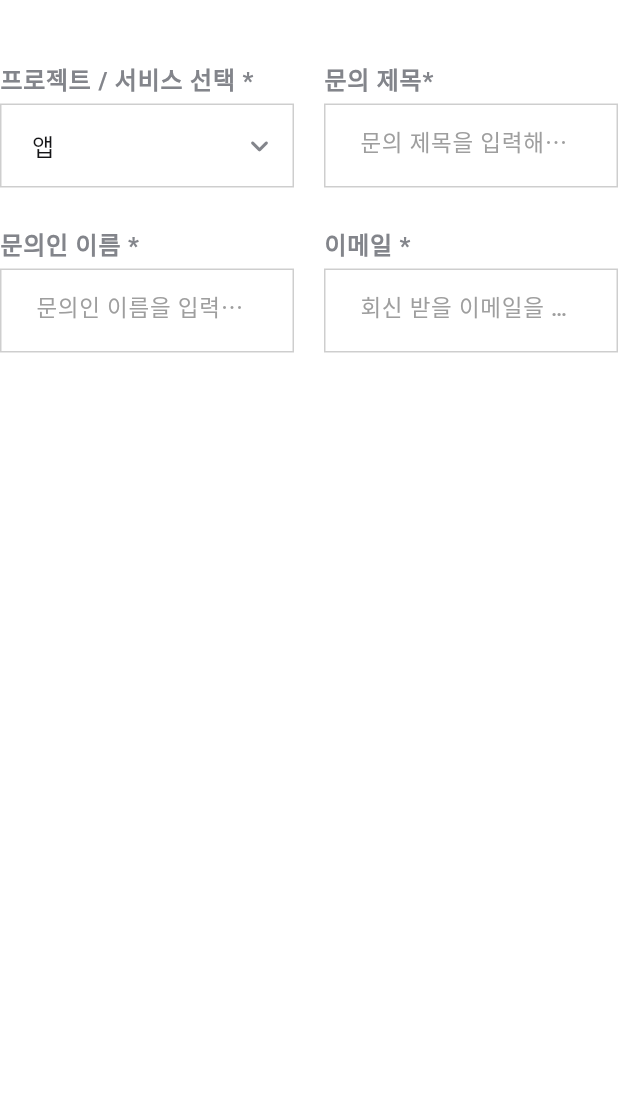
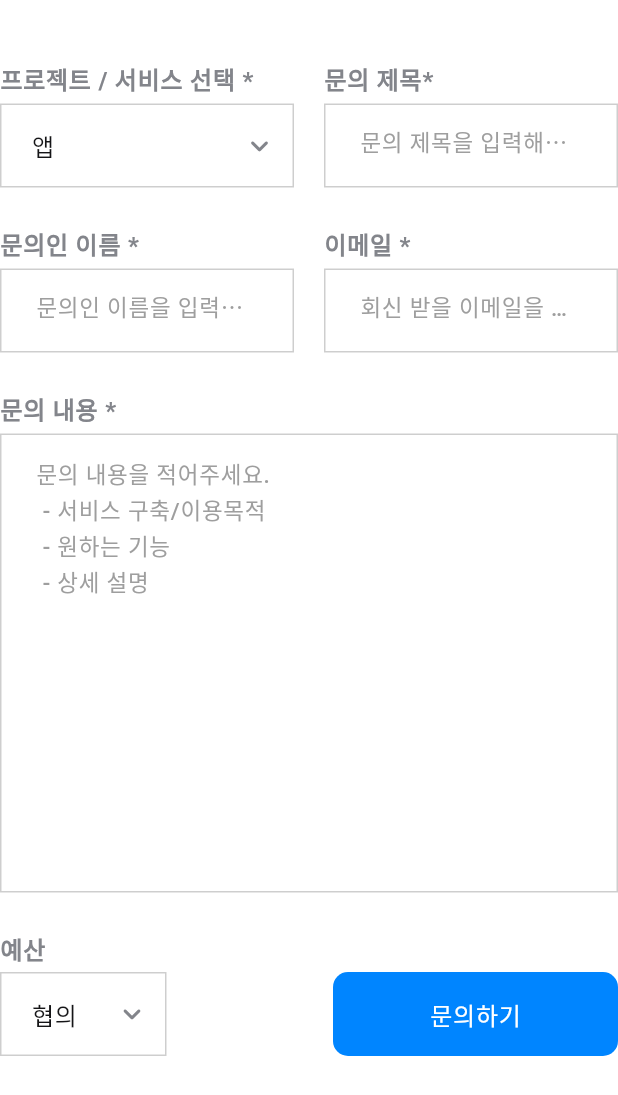
Before and after one commit to dch9610/flutter_responsive_web, a Flutter app: the QuestionWeb widget shown alone on an empty page, opened directly, on a phone screen of 412 x 824 dp. Shown: the top 1095 px of the screen. Run offline on Flutter 3.47's test engine with Material 3 defaults, Android fonts, the light colour scheme and no system bars; our stand-ins replace beamer; Roboto replaces fonts that are missing (pretendard).

Commit message:
문의하기 layout (context 박스, 버튼 생성)

```diff
--- a/lib/screen/question/widgets/question_web.dart
+++ b/lib/screen/question/widgets/question_web.dart
@@ -1,6 +1,10 @@
 import 'package:flutter/material.dart';
 import 'package:flutter_responsive_web/screen/question/widgets/question_widgets.dart';
+import 'package:flutter_responsive_web/util/my_color.dart';
 import 'package:flutter_responsive_web/util/question_util.dart';
+import 'package:flutter_responsive_web/util/text_util.dart';
+import 'package:flutter_responsive_web/widgets/costom_text_button.dart';
+import 'package:flutter_responsive_web/widgets/custom_text_form_field.dart';
 
 class QuestionWeb extends StatelessWidget {
   const QuestionWeb({super.key});
@@ -64,15 +68,43 @@ class QuestionWeb extends StatelessWidget {
                 hintText: '회신 받을 이메일을 남겨주세요.',
               ),
             ),
-            SizedBox(height: 25),
-            // QuestionWidgets.formFieldBox(
-            //   context: context,
-            //   web: true,
-            //   label: label,
-            //   controller: controller,
-            //   textInputType: textInputType,
-            //   hintText: hintText,
-            // ),
+          ],
+        ),
+        SizedBox(height: 25),
+        QuestionWidgets.contentBox(context, true, qUtil.contentController),
+        SizedBox(height: 25),
+        Row(
+          crossAxisAlignment: CrossAxisAlignment.end,
+          children: [
+            Expanded(
+              child: QuestionWidgets.dropdownBox(
+                context: context,
+                web: true,
+                label: '예산',
+                labelList: [
+                  '협의',
+                  '1000만원',
+                  '2000만원',
+                  '3000만원',
+                  '4000만원',
+                  '5000만원',
+                ],
+                selectedIndex: qUtil.questionPriceIndex,
+                onChanged: (index) {
+                  qUtil.changeQuestionPrice(index);
+                },
+              ),
+            ),
+            Spacer(),
+            CustomTextButton(
+              label: '문의하기',
+              textStyle: TextUtil.get16(context, Colors.white),
+              size: Size(190,56),
+              backgroundColor: MyColor.blue50,
+              onPressed: (){
+
+              },
+            ),
           ],
         ),
       ],
--- a/lib/screen/question/widgets/question_widgets.dart
+++ b/lib/screen/question/widgets/question_widgets.dart
@@ -68,4 +68,24 @@ class QuestionWidgets {
       ],
     );
   }
+
+  static Widget contentBox(BuildContext context, bool web, TextEditingController controller){
+    return Column(
+      crossAxisAlignment: CrossAxisAlignment.start,
+      children: [
+        QuestionWidgets.contentTitle(context, web, '문의 내용 *'),
+        SizedBox(height: 4),
+        CustomTextFormField(
+          controller: controller,
+          textInputType: TextInputType.multiline,
+          hintText: "문의 내용을 적어주세요."
+                    "\n - 서비스 구축/이용목적"
+                    "\n - 원하는 기능"
+                    "\n - 상세 설명",
+          maxLines: 12,
+          textHeight: 1.5,
+        ),
+      ],
+    );
+  }
 }
--- a/lib/util/question_util.dart
+++ b/lib/util/question_util.dart
@@ -13,8 +13,10 @@ class QuestionUtil {
   var contentController = TextEditingController();
 
   int questionTypeIndex = 0;
+  int questionPriceIndex = 0;
 
   void changeQuestionType(int index) => questionTypeIndex = index;
+  void changeQuestionPrice(int index) => questionPriceIndex = index;
 
   void initData() {
     titleController = TextEditingController();
--- a/lib/widgets/costom_text_button.dart
+++ b/lib/widgets/costom_text_button.dart
@@ -9,6 +9,7 @@ class CustomTextButton extends StatelessWidget {
     required this.onPressed,
     this.padding = EdgeInsets.zero,
     this.radius = 10,
+    this.backgroundColor = Colors.white,
   });
 
   final String label;
@@ -16,6 +17,7 @@ class CustomTextButton extends StatelessWidget {
   final Size size;
   final EdgeInsetsGeometry padding;
   final double radius;
+  final Color backgroundColor;
   final VoidCallback? onPressed;
 
   @override
@@ -27,6 +29,7 @@ class CustomTextButton extends StatelessWidget {
         maximumSize: size,
         fixedSize: size,
         padding: padding,
+        backgroundColor: backgroundColor,
         shape: RoundedRectangleBorder(
           borderRadius: BorderRadius.circular(radius),
         ),
```
